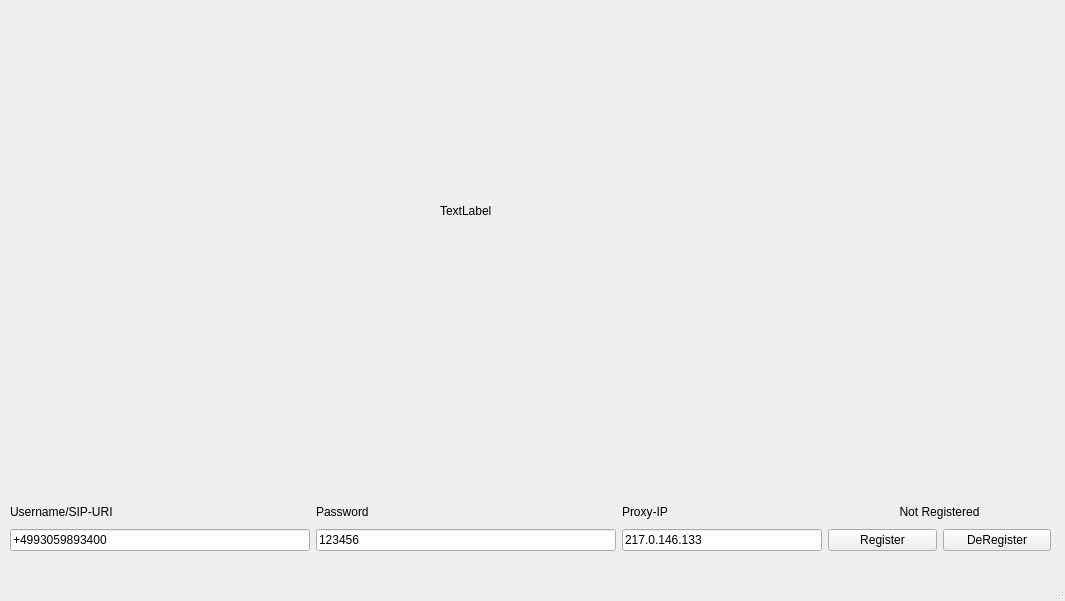
The window that mainwindow.ui (dkuehnl/rtp_generator) describes before a commit, drawn with Qt 5.
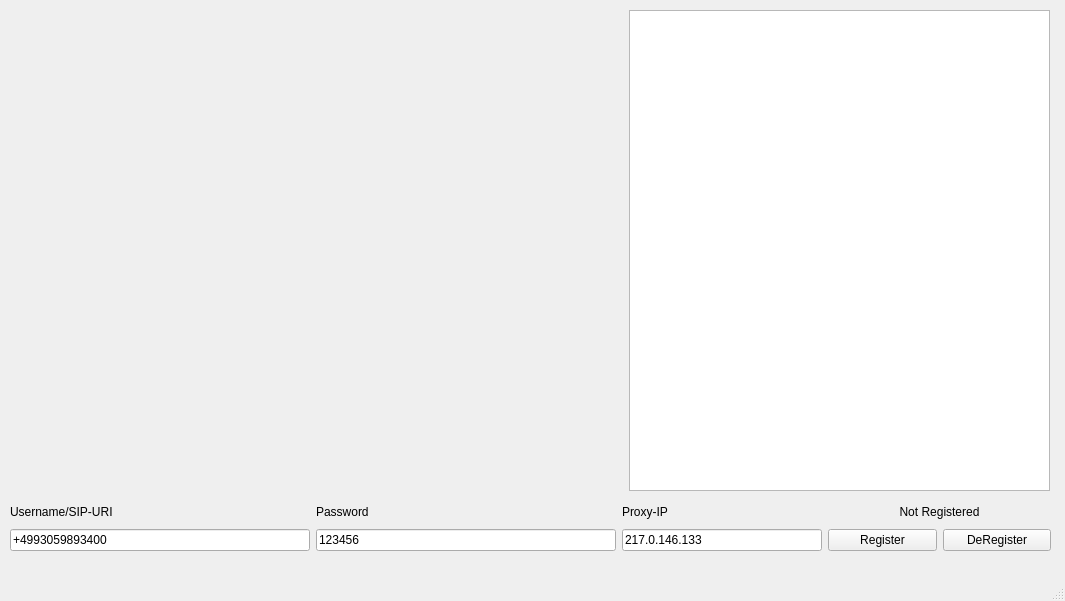
The same window after the commit. Custom widgets are drawn as their Qt base class.

The edit to the form file:
```diff
--- a/mainwindow.ui
+++ b/mainwindow.ui
@@ -117,18 +117,15 @@
      </item>
     </layout>
    </widget>
-   <widget class="QLabel" name="lblFlow">
+   <widget class="FlowChart" name="gvFlowChart">
     <property name="geometry">
      <rect>
-      <x>440</x>
-      <y>100</y>
-      <width>351</width>
-      <height>221</height>
+      <x>629</x>
+      <y>10</y>
+      <width>421</width>
+      <height>481</height>
      </rect>
     </property>
-    <property name="text">
-     <string>TextLabel</string>
-    </property>
    </widget>
   </widget>
   <widget class="QMenuBar" name="menubar">
@@ -143,6 +140,13 @@
   </widget>
   <widget class="QStatusBar" name="statusbar"/>
  </widget>
+ <customwidgets>
+  <customwidget>
+   <class>FlowChart</class>
+   <extends>QGraphicsView</extends>
+   <header>flowchart.h</header>
+  </customwidget>
+ </customwidgets>
  <resources/>
  <connections/>
 </ui>
```
